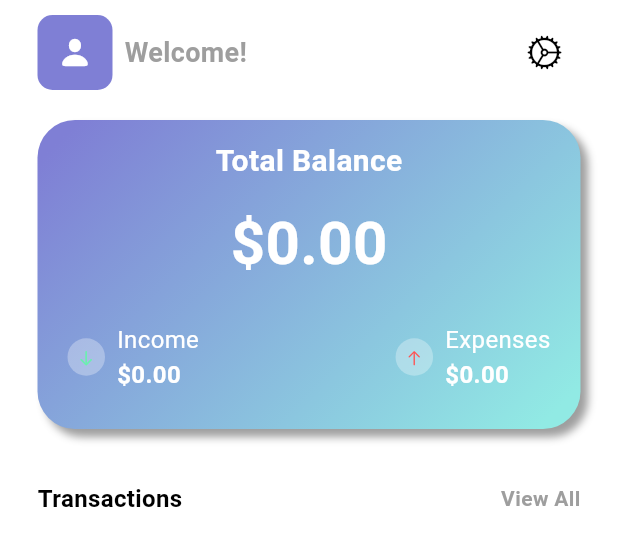
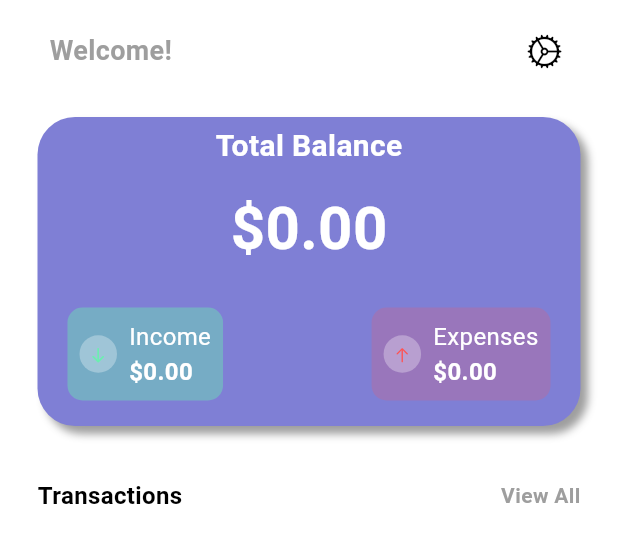
Before and after one commit to sldang/expensetracker, a Flutter app: the MainScreen widget shown alone on an empty page, opened directly with empty values, on a phone screen of 412 x 824 dp. Shown: the top 546 px of the screen. Run offline on Flutter 3.47's test engine with Material 3 defaults, Android fonts, the phone set to English and light mode, and no system bars; our stand-ins replace bloc, cloud_firestore, equatable, firebase_core, flutter_bloc, flutter_colorpicker and 2 more; accounts and stored records are empty; statements that could not run were skipped.

Commit message:
third commit

```diff
--- a/lib/screens/home/views/home_screen.dart
+++ b/lib/screens/home/views/home_screen.dart
@@ -59,7 +59,7 @@ class _HomeScreenState extends State<HomeScreen> {
                           CupertinoIcons.chart_pie,
                           color: index == 1 ? selectedItem : unselectedItem,
                         ),
-                        label: 'Transactions'
+                        label: 'Pie Chart'
                     ),
                   ],
                 ),
--- a/lib/screens/home/views/main_screen.dart
+++ b/lib/screens/home/views/main_screen.dart
@@ -34,24 +34,6 @@ class MainScreen extends StatelessWidget {
               child: Row(
                 mainAxisAlignment: MainAxisAlignment.spaceBetween,
                 children: [
-                  Stack(
-                    alignment: Alignment.center,
-                    children: [
-                      Container(
-                        width: 50,
-                        height: 50,
-                        decoration: BoxDecoration(
-                            shape: BoxShape.rectangle,
-                            color: Theme.of(context).colorScheme.primary,
-                            borderRadius: BorderRadius.circular(10)
-                        ),
-                      ),
-                      const Icon(
-                        CupertinoIcons.person_fill,
-                        color: Colors.white,
-                      )
-                    ],
-                  ),
                   const SizedBox(width: 8),
                   Expanded(
                     // Use Expanded to allow the Welcome text to take up remaining space
@@ -83,7 +65,7 @@ class MainScreen extends StatelessWidget {
                 gradient: LinearGradient(
                   colors: [
                     Theme.of(context).colorScheme.primary,
-                    Theme.of(context).colorScheme.secondary
+                    Theme.of(context).colorScheme.primary
                   ],
                   transform: const GradientRotation(pi /4),
                 ),
@@ -122,7 +104,13 @@ class MainScreen extends StatelessWidget {
                     child: Row(
                       mainAxisAlignment: MainAxisAlignment.spaceBetween,
                       children: [
-                        Row(
+                        Container(
+                         padding: const EdgeInsets.all(8),
+                         decoration: BoxDecoration(
+                          color: Colors.greenAccent.withOpacity(0.4),
+                          borderRadius: BorderRadius.circular(10),
+                         ),
+                          child: Row(
                             children: [
                               Container(
                                 width: 25,
@@ -163,7 +151,14 @@ class MainScreen extends StatelessWidget {
                               )
                             ],
                           ),
-                        Row(
+                        ),
+                        Container(
+                          padding: const EdgeInsets.all(8),
+                          decoration: BoxDecoration(
+                            color: Colors.redAccent.withOpacity(0.2),
+                            borderRadius: BorderRadius.circular(10),
+                          ),
+                          child: Row(
                             children: [
                               Container(
                                 width: 25,
@@ -203,6 +198,7 @@ class MainScreen extends StatelessWidget {
                                 ],
                               )
                             ],
+                          ),
                         )
                       ],
                     ),
```
Also changed, not shown: pubspec.yaml (+7 -0 lines), assests/images/app_icon.png (added), pubspec.lock, 27 other files. Lines whose indentation alone changed are shown as unchanged.
